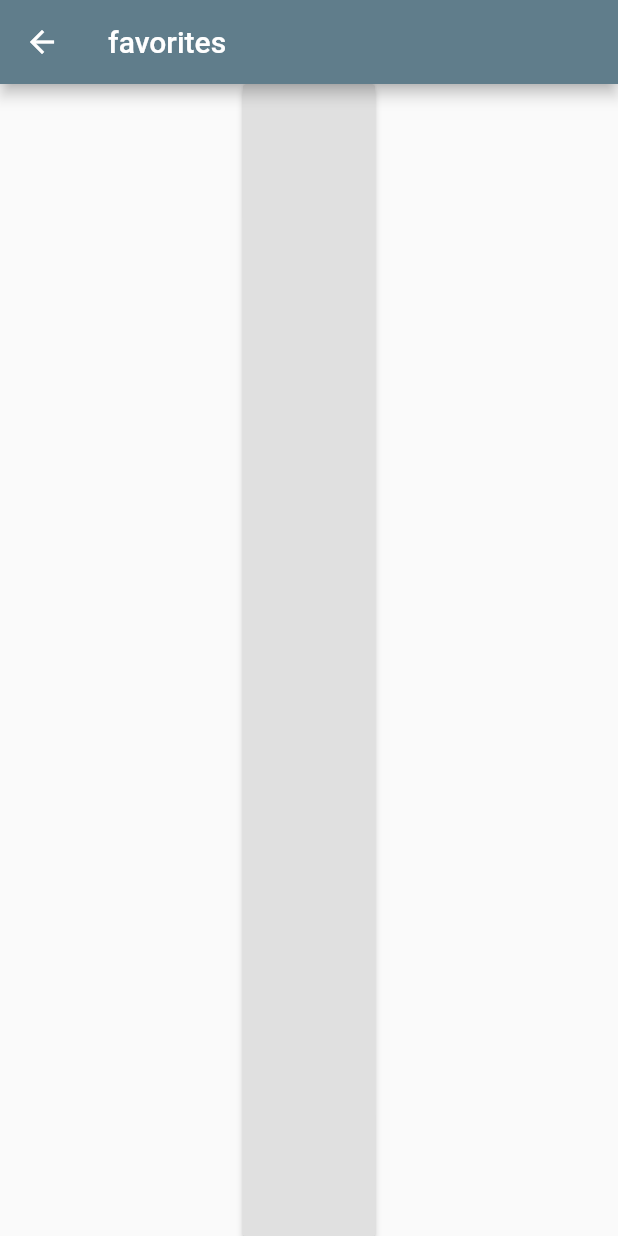
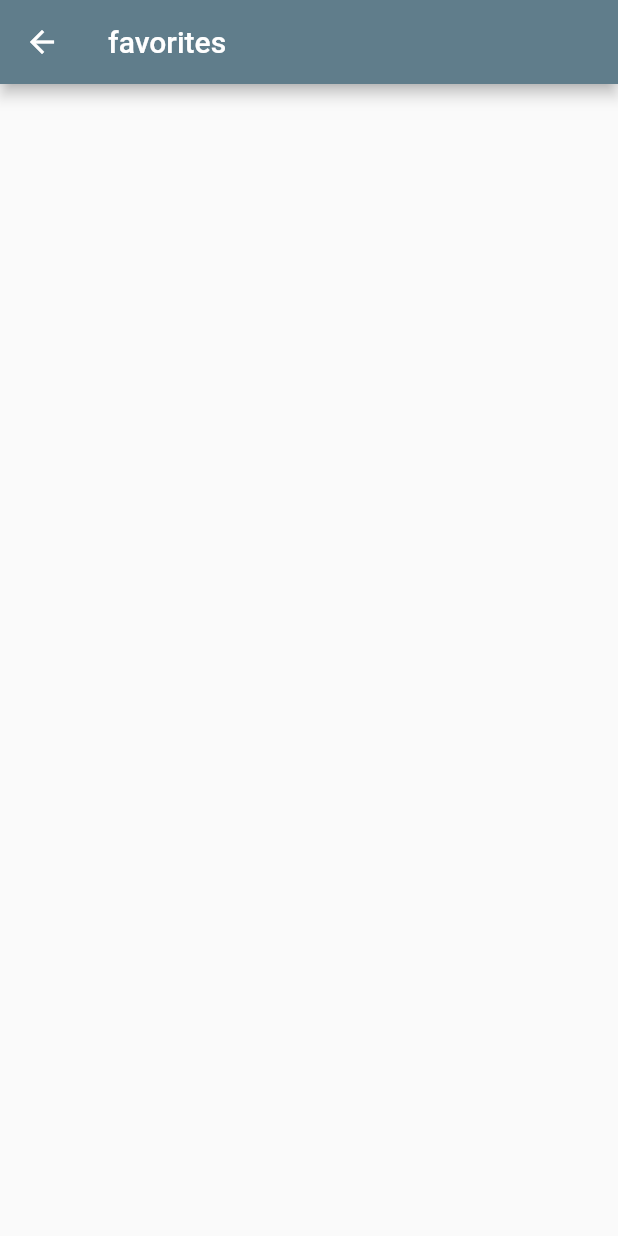
Before and after one commit to marcelovicentegc/xkcd-app, a Flutter app: the HomePage screen opened directly, after a tap on the "star" icon, on a phone screen of 412 x 824 dp. Run offline on Flutter 3.47's test engine with Material 2 defaults, Android fonts, the phone set to English and light mode, and no system bars; our stand-ins replace shared_preferences; accounts and stored records are empty; network calls fail.

Commit message:
chore: improve favorites list look

```diff
--- a/lib/screens/favorites.dart
+++ b/lib/screens/favorites.dart
@@ -51,17 +51,21 @@ class _FavoritesPageState extends State<FavoritesPage> {
         title: Text(FAVORITES),
       ),
       body: Center(
-        child: RaisedButton(
-          onPressed: () {
-            Navigator.pop(context);
-          },
-          child: Column(
-              children: isLoading
-                  ? [CircularProgressIndicator()]
-                  : favoriteComics
-                      .map((favoriteComic) =>
-                          Container(child: Text(favoriteComic.title)))
-                      .toList()),
+        child: Padding(
+          padding: EdgeInsets.all(16.0),
+          child: Align(
+            alignment: Alignment.center,
+            child: Column(
+                children: isLoading
+                    ? [CircularProgressIndicator()]
+                    : favoriteComics
+                        .map((favoriteComic) => Container(
+                                child: Text(
+                              favoriteComic.title,
+                              style: Theme.of(context).textTheme.headline6,
+                            )))
+                        .toList()),
+          ),
         ),
       ),
     );
--- a/lib/screens/home.dart
+++ b/lib/screens/home.dart
@@ -226,7 +226,7 @@ class _HomePageState extends State<HomePage> {
           IconButton(
             icon: Icon(
               Icons.star,
-              color: Colors.yellow.shade900,
+              color: Colors.white,
             ),
             onPressed: () {
               Navigator.push(
```
